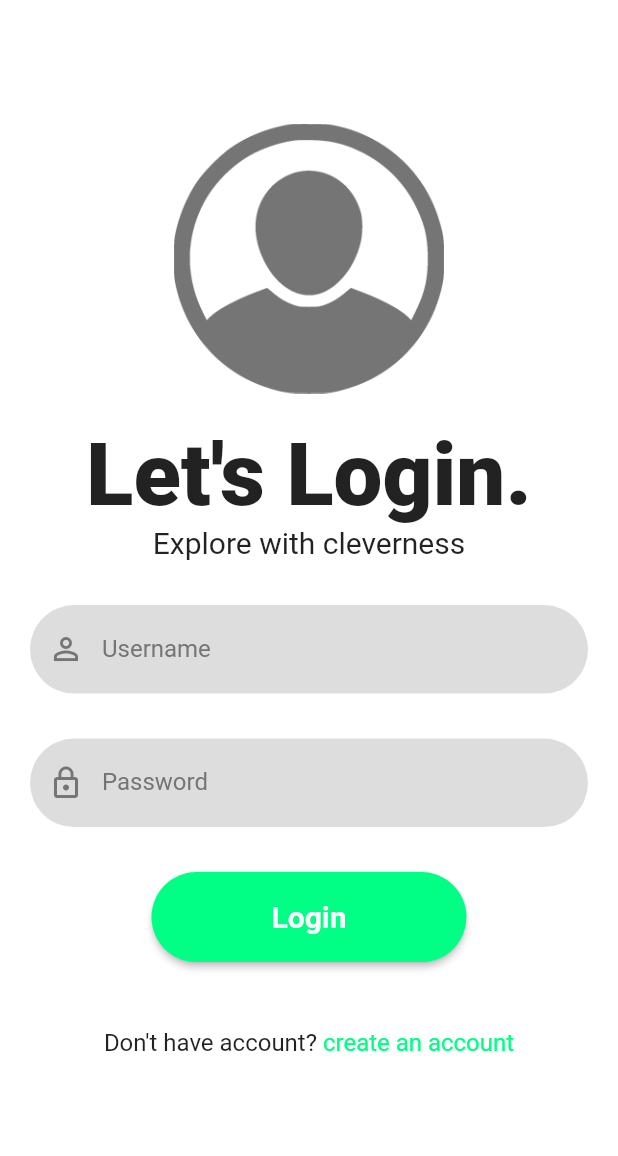
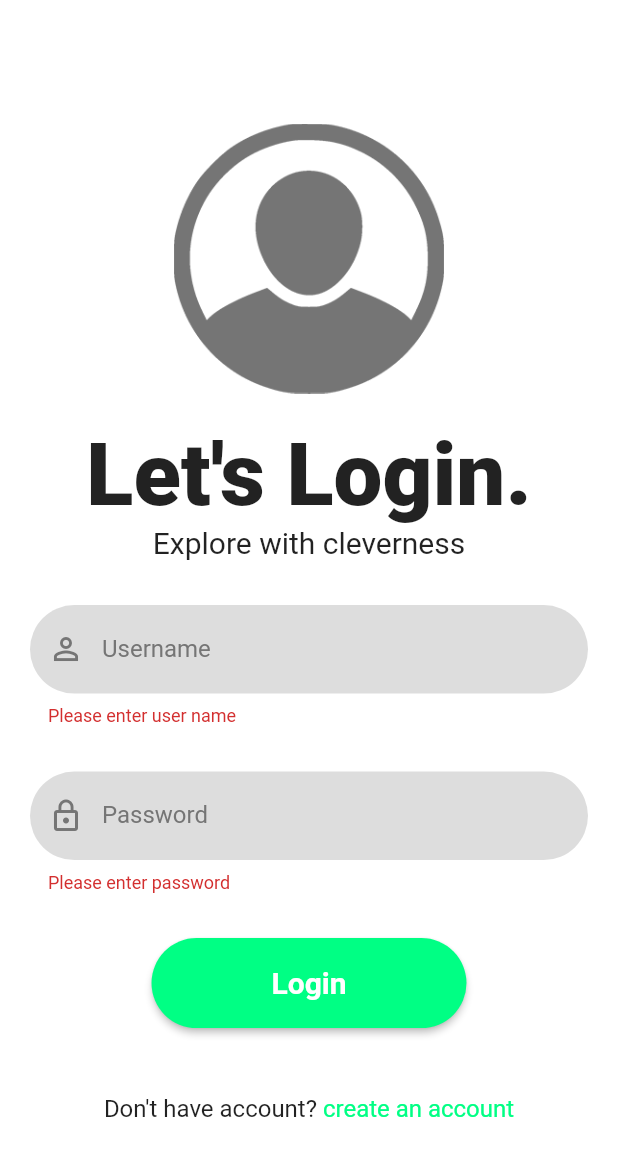
Before and after one commit to farhanarr0w/skill-crow, a Flutter app: the screen it shows after launch, after a tap on "Login", on a phone screen of 412 x 824 dp. Shown: the top 1156 px of the screen. Run offline on Flutter 3.47's test engine with Material 2 defaults, Android fonts, the phone set to English and light mode, and no system bars; missing offline and left inert: mongo_dart.

Commit message:
signin with validation completed

```diff
--- a/lib/reusable_widgets/reusable_widget.dart
+++ b/lib/reusable_widgets/reusable_widget.dart
@@ -9,13 +9,21 @@ Image logoWidget(String imageName) {
   );
 }
 
-TextField reusableTextField(
-  String text,
-  IconData icon,
-  bool isPasswordType,
-  TextEditingController controller,
-) {
-  return TextField(
+TextFormField reusableTextField(String text, IconData icon, bool isPasswordType,
+    TextEditingController controller, String typeOfTextField) {
+  return TextFormField(
+    validator: (value) {
+      if (value!.isEmpty) {
+        if (typeOfTextField.toLowerCase() == "username") {
+          return "Please enter user name";
+        } else if (typeOfTextField.toLowerCase() == "password") {
+          return "Please enter password";
+        } else if (typeOfTextField.toLowerCase() == "email") {
+          return "Please enter email";
+        }
+      }
+      return null;
+    },
     controller: controller,
     obscureText: isPasswordType,
     enableSuggestions: !isPasswordType,
@@ -82,3 +90,26 @@ Container signInSignUpButton(
     ),
   );
 }
+
+ScaffoldFeatureController<SnackBar, SnackBarClosedReason> show(BuildContext context, String message, String type) {
+
+  Color backgroundColor = Colors.red;
+  if (type == "success") {
+    backgroundColor = Colors.green;
+  }
+
+  if (type == "warning") {
+    backgroundColor = Colors.yellow;
+  }
+
+  return ScaffoldMessenger.of(context).showSnackBar(SnackBar(
+    content: Center(
+        child: Text(
+      message,
+      style: const TextStyle(color: Colors.white),
+    )),
+    backgroundColor: backgroundColor,
+    behavior: SnackBarBehavior.floating,
+    width: 300 * 0.9,
+  ));
+}
--- a/lib/screens/signin_screen.dart
+++ b/lib/screens/signin_screen.dart
@@ -15,10 +15,15 @@ class _SignInScreenState extends State<SignInScreen> {
   final TextEditingController _passwordTextController = TextEditingController();
   final TextEditingController _emailTextController = TextEditingController();
   TextEditingController _userNameTextController = TextEditingController();
+
+  final _formKey = GlobalKey<FormState>();
+
   @override
   Widget build(BuildContext context) {
     return Scaffold(
-      body: Container(
+      body: Form(
+        key: _formKey,
+        child: Container(
           width: MediaQuery.of(context).size.width,
           height: MediaQuery.of(context).size.height,
           color: const Color.fromARGB(255, 255, 255, 255),
@@ -33,7 +38,8 @@ class _SignInScreenState extends State<SignInScreen> {
                     padding: EdgeInsets.only(top: 20),
                     child: Text(
                       "Let's Login.",
-                    style: TextStyle(fontSize: 58, fontWeight: FontWeight.w900),
+                      style:
+                          TextStyle(fontSize: 58, fontWeight: FontWeight.w900),
                     ),
                   ),
                   const Text(
@@ -44,21 +50,24 @@ class _SignInScreenState extends State<SignInScreen> {
                     height: 30,
                   ),
                   reusableTextField("Username", Icons.person_outline, false,
-                    _userNameTextController),
+                      _userNameTextController, "username"),
                   const SizedBox(
                     height: 30,
                   ),
                   reusableTextField("Password", Icons.lock_outline, true,
-                    _passwordTextController),
+                      _passwordTextController, "password"),
                   const SizedBox(
                     height: 20,
                   ),
                   signInSignUpButton(context, true, () {
                     //Login Function call
+                    if (_formKey.currentState!.validate()) {
                       LoginFunc();
+                    }
                   }),
                   signUpOption(),
                 ],
+              ),
             ),
           ),
         ),
@@ -104,7 +113,7 @@ class _SignInScreenState extends State<SignInScreen> {
     print("isVal is: ${isV}");
     //Conditions
     if (isV == true) {
-      print("All ok!!!");
+      show(context, "Success", "success");
       Navigator.push(
         context,
         MaterialPageRoute(
@@ -112,7 +121,7 @@ class _SignInScreenState extends State<SignInScreen> {
         ),
       );
     } else if (isV == false) {
-      print("All not ok!!!");
+      show(context,"Either username or password is wrong", "error");
     } else {
       print("nothing is ok!!!");
     }
--- a/lib/screens/signup_screen.dart
+++ b/lib/screens/signup_screen.dart
@@ -43,17 +43,17 @@ class _SignUpScreenState extends State<SignUpScreen> {
                   height: 30,
                 ),
                 reusableTextField("Username", Icons.person_outline, false,
-                    _userNameTextController),
+                    _userNameTextController, "email"),
                 const SizedBox(
                   height: 30,
                 ),
                 reusableTextField(
-                    "Email", Icons.mail_outline, false, _emailTextController),
+                    "Email", Icons.mail_outline, false, _emailTextController, "email"),
                 const SizedBox(
                   height: 30,
                 ),
                 reusableTextField("Password", Icons.lock_outline, true,
-                    _passwordTextController),
+                    _passwordTextController, "password"),
                 const SizedBox(
                   height: 20,
                 ),
```
Lines whose indentation alone changed are shown as unchanged.
